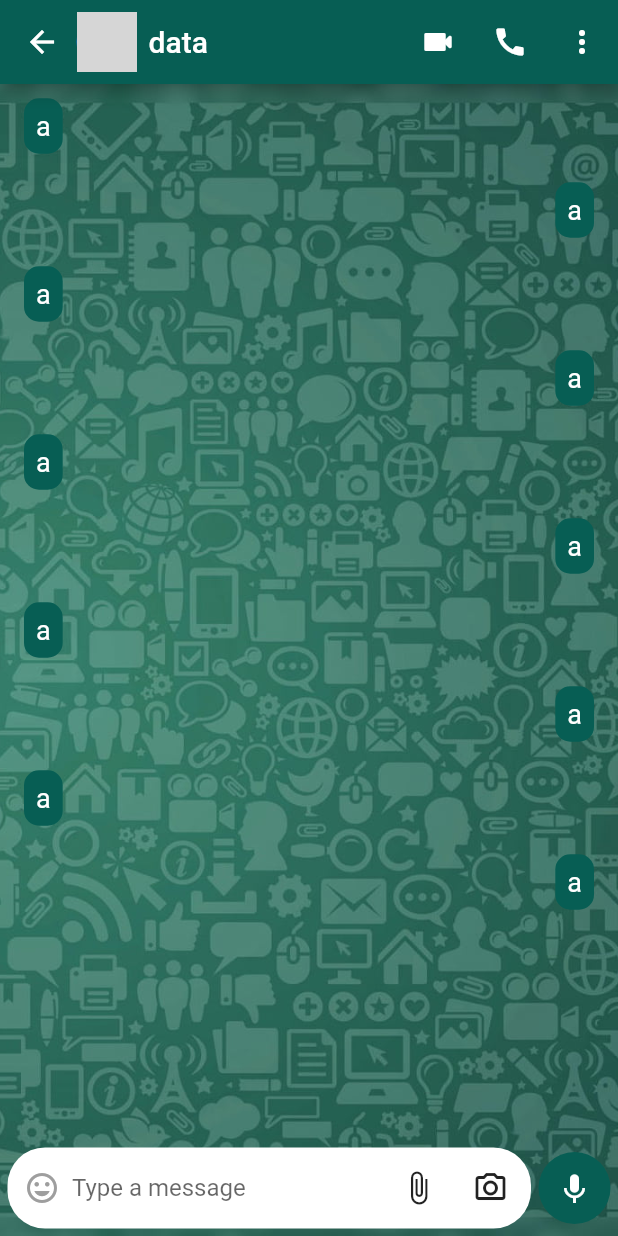
After one commit to OktayCavus/WhatsappClone, a Flutter app: the ConversationPage screen opened directly, on a phone screen of 412 x 824 dp. The commit adds this screen. Run offline on Flutter 3.47's test engine with Material 2 defaults, Android fonts, the phone set to English and light mode, and no system bars; our stand-ins replace cloud_firestore, firebase_core; accounts and stored records are empty; network calls fail; grey boxes are pictures that could not be loaded.

Commit message:
detay sayfası bitti

```diff
--- a/whatsapp_clone/lib/screens/chats_page.dart
+++ b/whatsapp_clone/lib/screens/chats_page.dart
@@ -1,5 +1,6 @@
 import 'package:cloud_firestore/cloud_firestore.dart';
 import 'package:flutter/material.dart';
+import 'package:whatsapp_clone/screens/conversation_page.dart';
 
 class ChatsPage extends StatelessWidget {
   ChatsPage({super.key});
@@ -25,6 +26,12 @@ class ChatsPage extends StatelessWidget {
           // * sohbetler kadar listtile oluşturacak
           children: snapshot.data!.docs
               .map((doc) => ListTile(
+                    onTap: () {
+                      Navigator.push(
+                          context,
+                          MaterialPageRoute(
+                              builder: (context) => const ConversationPage()));
+                    },
                     leading: const CircleAvatar(
                       backgroundImage:
                           NetworkImage('https://placekitten.com/200/200'),
--- /dev/null
+++ b/whatsapp_clone/lib/screens/conversation_page.dart
@@ -0,0 +1,113 @@
+import 'package:flutter/material.dart';
+
+class ConversationPage extends StatelessWidget {
+  const ConversationPage({super.key});
+
+  @override
+  Widget build(BuildContext context) {
+    return Scaffold(
+      appBar: AppBar(
+        titleSpacing: -5,
+        title: Row(
+          children: const [
+            CircleAvatar(
+              backgroundImage: NetworkImage('https://placekitten.com/200/200'),
+            ),
+            Padding(
+              padding: EdgeInsets.only(left: 8),
+              child: Text('data'),
+            ),
+          ],
+        ),
+        actions: [
+          IconButton(
+              onPressed: () {}, icon: const Icon(Icons.videocam_rounded)),
+          IconButton(onPressed: () {}, icon: const Icon(Icons.call)),
+          IconButton(onPressed: () {}, icon: const Icon(Icons.more_vert)),
+        ],
+      ),
+      body: Container(
+        decoration: const BoxDecoration(
+            image: DecorationImage(
+                fit: BoxFit.cover,
+                image: AssetImage('assets/images/peakpx.jpg'))),
+        child: Column(
+          children: [
+            Expanded(
+              child: ListView.builder(
+                itemCount: 10,
+                itemBuilder: (context, index) {
+                  return ListTile(
+                    title: Align(
+                        alignment: index % 2 == 0
+                            ? Alignment.centerLeft
+                            : Alignment.centerRight,
+                        child: Container(
+                            padding: const EdgeInsets.all(8),
+                            decoration: BoxDecoration(
+                                borderRadius: BorderRadius.circular(10),
+                                color: Theme.of(context).primaryColor),
+                            child: const Text(
+                              'a',
+                              style:
+                                  TextStyle(fontSize: 18, color: Colors.white),
+                            ))),
+                  );
+                },
+              ),
+            ),
+            Row(
+              children: [
+                Expanded(
+                    child: Container(
+                  padding: const EdgeInsets.all(3),
+                  margin: const EdgeInsets.all(5),
+                  decoration: BoxDecoration(
+                      borderRadius: BorderRadius.circular(25),
+                      color: Colors.white),
+                  child: Row(
+                    children: [
+                      Padding(
+                        padding: const EdgeInsets.all(8.0),
+                        child: InkWell(
+                          onTap: () {},
+                          child: const Icon(
+                            Icons.tag_faces,
+                            color: Colors.grey,
+                          ),
+                        ),
+                      ),
+                      const Expanded(
+                        child: TextField(
+                          decoration: InputDecoration(
+                              border: InputBorder.none,
+                              hintText: 'Type a message'),
+                        ),
+                      ),
+                      IconButton(
+                          onPressed: () {},
+                          icon: const Icon(Icons.attach_file)),
+                      IconButton(
+                          onPressed: () {},
+                          icon: const Icon(Icons.camera_alt_outlined)),
+                    ],
+                  ),
+                )),
+                Container(
+                  margin: const EdgeInsets.only(right: 5),
+                  decoration: BoxDecoration(
+                      color: Theme.of(context).primaryColor,
+                      shape: BoxShape.circle),
+                  child: IconButton(
+                      color: Colors.white,
+                      onPressed: () {},
+                      icon: const Icon(Icons.keyboard_voice)),
+                ),
+              ],
+            ),
+          ],
+        ),
+      ),
+    );
+  }
+}
--- a/whatsapp_clone/lib/whatsapp_main.dart
+++ b/whatsapp_clone/lib/whatsapp_main.dart
@@ -28,12 +28,15 @@ class _WhatsappMainState extends State<WhatsappMain>
   @override
   Widget build(BuildContext context) {
     return Scaffold(
+      // ! appBarın saydam olmasını sağlıyor
+      extendBodyBehindAppBar: true,
       // ! NestedScrollView bütün widgetları kaydırmamızı sağlıyor
       body: SafeArea(
         child: NestedScrollView(
           headerSliverBuilder: (context, innerBoxIsScrolled) {
             return [
               SliverAppBar(
+                elevation: 0,
                 actions: [
                   IconButton(onPressed: () {}, icon: const Icon(Icons.search)),
                   IconButton(
--- a/whatsapp_clone/pubspec.yaml
+++ b/whatsapp_clone/pubspec.yaml
@@ -68,9 +68,8 @@ flutter:
   uses-material-design: true
 
   # To add assets to your application, add an assets section, like this:
-  # assets:
-  #   - images/a_dot_burr.jpeg
-  #   - images/a_dot_ham.jpeg
+  assets:
+    - assets/images/
 
   # An image asset can refer to one or more resolution-specific "variants", see
   # https://flutter.dev/assets-and-images/#resolution-aware
```
Also changed, not shown: whatsapp_clone/assets/images/peakpx.jpg (added).
